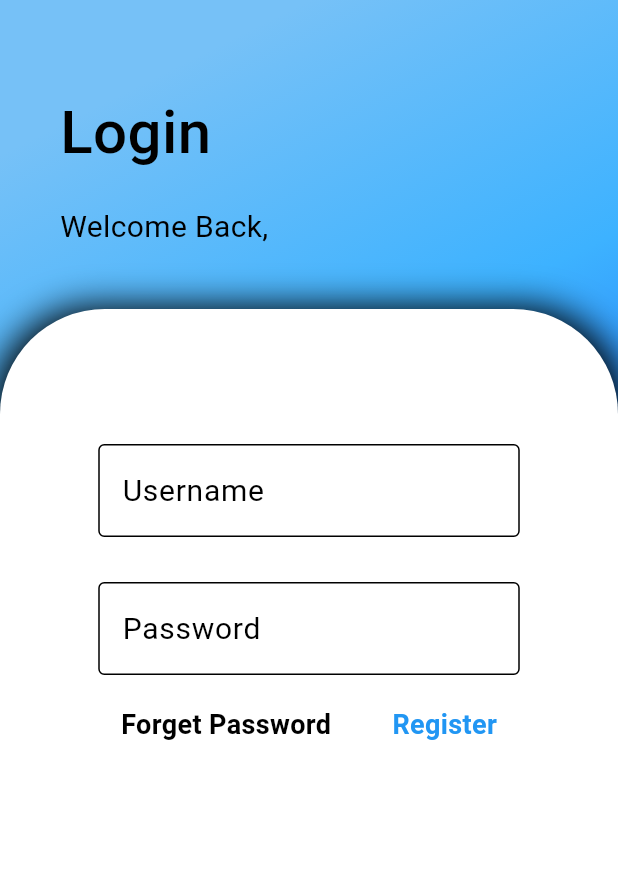
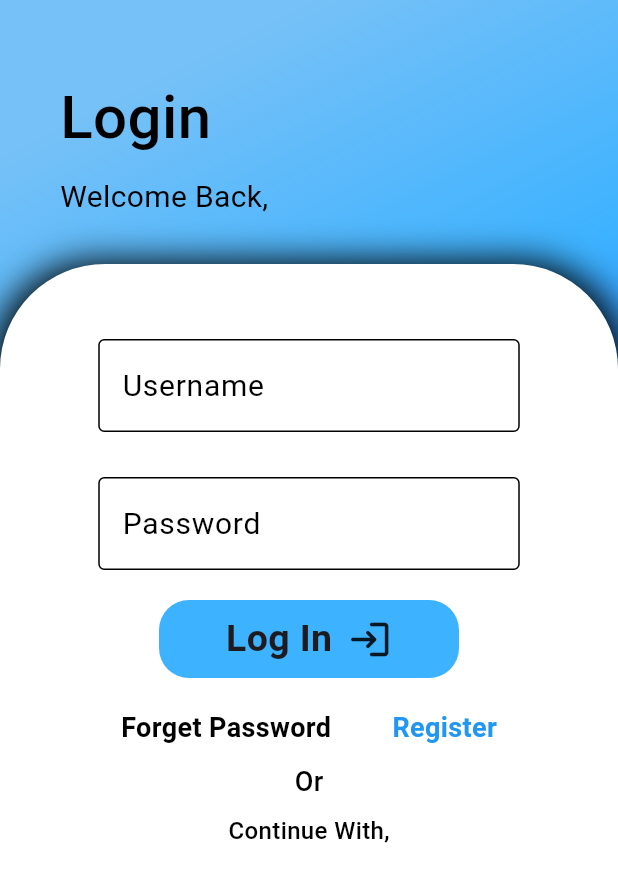
Before and after one commit to HarshanaWAJ/i_tour, a Flutter app: the screen it shows after launch, after a tap on "Get Start", on a phone screen of 412 x 824 dp. Shown: the top 882 px of the screen. Run offline on Flutter 3.47's test engine with Material 3 defaults, Android fonts, the phone set to English and light mode, and no system bars.

Commit message:
login commit

```diff
--- /dev/null
+++ b/lib/components/my_button.dart
@@ -0,0 +1,38 @@
+import 'package:flutter/material.dart';
+
+class MyButton extends StatelessWidget {
+  final Function()? onTap;
+
+  const MyButton({super.key, required this.onTap});
+
+  @override
+  Widget build(BuildContext context) {
+    return GestureDetector(
+      onTap: onTap, // Correctly assign the onTap function
+      child: Container(
+        width: 200.0,
+        padding: const EdgeInsets.all(8.0),
+        decoration: const BoxDecoration(
+          color: Color(0xFF3DB2FF),
+          borderRadius: BorderRadius.all(Radius.circular(20.0)),
+        ),
+        child: const Center(
+          child: Row(
+            mainAxisAlignment: MainAxisAlignment.center,
+            children: [
+              Text(
+                "Log In",
+                style: TextStyle(fontSize: 25.0, fontWeight: FontWeight.w700),
+              ),
+              SizedBox(width: 10),
+              Icon(
+                Icons.login_rounded,
+                size: 30.0,
+              ),
+            ],
+          ),
+        ),
+      ),
+    );
+  }
+}
--- a/lib/pages/login.dart
+++ b/lib/pages/login.dart
@@ -1,7 +1,10 @@
 import 'package:flutter/material.dart';
+import 'package:i_tour/components/my_button.dart';
 import 'package:i_tour/components/textfield.dart';
 
 class LoginPage extends StatelessWidget {
+  //Sign In Method
+
   final usernamecontroller = TextEditingController();
   final passwordcontroller = TextEditingController();
 
@@ -29,7 +32,7 @@ class LoginPage extends StatelessWidget {
               height: 20.0,
             ),
             const Padding(
-              padding: EdgeInsets.all(40.0),
+              padding: EdgeInsets.symmetric(vertical: 30.0, horizontal: 40.0),
               child: Column(
                 crossAxisAlignment: CrossAxisAlignment.start,
                 children: [
@@ -42,7 +45,7 @@ class LoginPage extends StatelessWidget {
                     ),
                   ),
                   SizedBox(
-                    height: 20.0,
+                    height: 10.0,
                   ),
                   Text(
                     "Welcome Back,",
@@ -77,7 +80,7 @@ class LoginPage extends StatelessWidget {
                     child: Column(
                       children: [
                         const SizedBox(
-                          height: 50.0,
+                          height: 10.0,
                         ),
                         MyTextField(
                             controller: usernamecontroller,
@@ -88,6 +91,15 @@ class LoginPage extends StatelessWidget {
                             controller: passwordcontroller,
                             hintText: "Password",
                             obsecureText: true),
+                        const SizedBox(
+                          height: 20.0,
+                        ),
+                        MyButton(
+                          onTap: () {
+                            // Assign an anonymous function directly
+                            Navigator.pushNamed(context, '/register');
+                          },
+                        ),
                         const SizedBox(
                           height: 20.0,
                         ),
@@ -123,6 +135,28 @@ class LoginPage extends StatelessWidget {
                               ),
                             ),
                           ],
+                        ),
+                        const SizedBox(
+                          height: 10.0,
+                        ),
+                        const Text(
+                          "Or",
+                          style: TextStyle(
+                            color: Colors.black,
+                            fontSize: 18.0,
+                            fontWeight: FontWeight.w500,
+                          ),
+                        ),
+                        const SizedBox(
+                          height: 8.0,
+                        ),
+                        const Text(
+                          "Continue With,",
+                          style: TextStyle(
+                            color: Colors.black,
+                            fontSize: 16.0,
+                            fontWeight: FontWeight.w500,
+                          ),
                         )
                       ],
                     ),
--- a/lib/pages/register.dart
+++ b/lib/pages/register.dart
@@ -6,10 +6,15 @@ class RegisterPage extends StatelessWidget {
   @override
   Widget build(BuildContext context) {
     return Container(
-      color: Colors.white,
-      child: const Text(
-        "Regiter Page",
-        style: TextStyle(color: Colors.black, fontSize: 20.0),
+      color: const Color(0xFF3DB2FF),
+      child: const Center(
+        child: Text(
+          "Registration",
+          style: TextStyle(
+              color: Colors.black,
+              fontSize: 20.0,
+              decoration: TextDecoration.none),
+        ),
       ),
     );
   }
```
